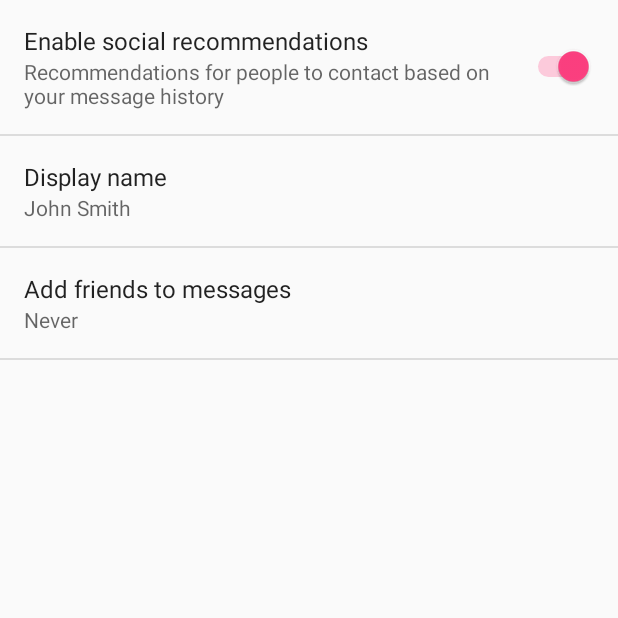
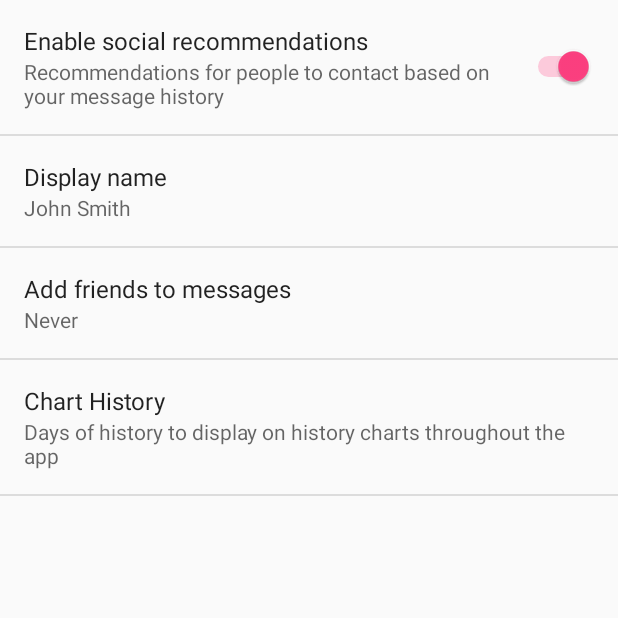
Before and after one commit to santigallego9/Oculytics, an Android app: the SettingsActivity screen opened directly, with no data from a screen before it, after a tap on "General", on a phone screen of 412 x 824 dp, the top half of it. Run offline under Robolectric (Android 15) with nearby library versions, the phone set to English and light mode, and no system bars.

Commit message:
added settings for ablitlity to change history charts display length

```diff
--- /dev/null
+++ b/app/src/main/java/com/santigallego/oculytics/Objects/IntEditTextPreference.java
@@ -0,0 +1,34 @@
+package com.santigallego.oculytics.Objects;
+
+import android.content.Context;
+import android.preference.EditTextPreference;
+import android.util.AttributeSet;
+import android.widget.EditText;
+
+/*
+ * Created by santigallego on 9/13/16.
+ */
+public class IntEditTextPreference extends EditTextPreference {
+
+    public IntEditTextPreference(Context context) {
+        super(context);
+    }
+
+    public IntEditTextPreference(Context context, AttributeSet attrs) {
+        super(context, attrs);
+    }
+
+    public IntEditTextPreference(Context context, AttributeSet attrs, int defStyle) {
+        super(context, attrs, defStyle);
+    }
+
+    @Override
+    protected String getPersistedString(String defaultReturnValue) {
+        return String.valueOf(getPersistedInt(-1));
+    }
+
+    @Override
+    protected boolean persistString(String value) {
+        return persistInt(Integer.valueOf(value));
+    }
+}
--- a/app/src/main/java/com/santigallego/oculytics/activities/ContactSpecificsActivity.java
+++ b/app/src/main/java/com/santigallego/oculytics/activities/ContactSpecificsActivity.java
@@ -1,6 +1,7 @@
 package com.santigallego.oculytics.activities;
 
 import android.content.Intent;
+import android.content.SharedPreferences;
 import android.database.Cursor;
 import android.database.sqlite.SQLiteDatabase;
 import android.graphics.Bitmap;
@@ -9,6 +10,7 @@ import android.graphics.Color;
 import android.graphics.Paint;
 import android.graphics.drawable.BitmapDrawable;
 import android.graphics.drawable.Drawable;
+import android.preference.PreferenceManager;
 import android.support.v7.app.ActionBar;
 import android.support.v7.app.AppCompatActivity;
 import android.os.Bundle;
@@ -150,7 +152,9 @@ public class ContactSpecificsActivity extends AppCompatActivity {
         date = Dates.fromUtcToLocal(date);
         date = Dates.formatToMidnight(date);
 
-        int days = 31;
+        SharedPreferences prefs = PreferenceManager.getDefaultSharedPreferences(this);
+        int days = prefs.getInt("chartHistory", 31);
+
         int step = days / 5;
         int highestValue = 0;
         for(int i = days; i >= 0; i--) {
--- a/app/src/main/java/com/santigallego/oculytics/activities/SettingsActivity.java
+++ b/app/src/main/java/com/santigallego/oculytics/activities/SettingsActivity.java
@@ -147,7 +147,7 @@ public class SettingsActivity extends AppCompatPreferenceActivity {
                 NavUtils.navigateUpFromSameTask(this);
             }
             return true;
-        }
+        } //
         return super.onMenuItemSelected(featureId, item);
     }
 
--- a/app/src/main/res/xml/pref_general.xml
+++ b/app/src/main/res/xml/pref_general.xml
@@ -30,4 +30,13 @@
         android:positiveButtonText="@null"
         android:title="@string/pref_title_add_friends_to_messages" />
 
+
+    <com.santigallego.oculytics.Objects.IntEditTextPreference
+        android:defaultValue="31"
+        android:key="chartHistory"
+        android:title="Chart History"
+        android:summary="Days of history to display on history charts throughout the app"
+        android:numeric="integer"
+        android:maxLength="2" />
+
 </PreferenceScreen>
```
Also changed, not shown: app/src/main/java/com/santigallego/oculytics/activities/MainActivity.java (+62 -48 lines).
